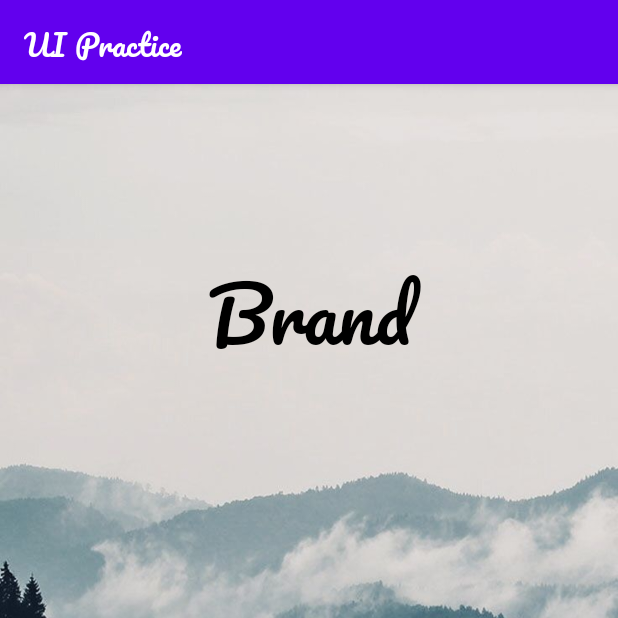
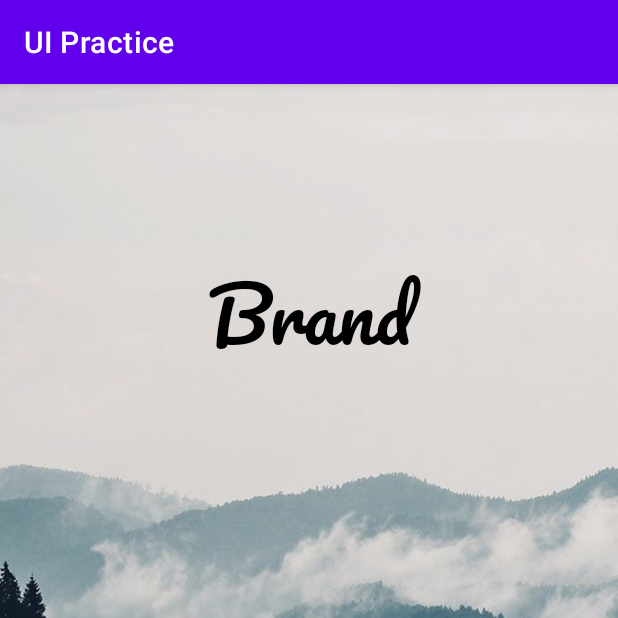
Before and after one commit to Saregard/module-302-ui-practice-Saregard, an Android app: the screen it shows after launch (MainActivity), on a phone screen of 412 x 824 dp, the top half of it. Run offline under Robolectric (Android 15) with nearby library versions, the phone set to English and light mode, and no system bars.

Commit message:
Update themes.xml

```diff
--- a/app/src/main/res/values/themes.xml
+++ b/app/src/main/res/values/themes.xml
@@ -12,6 +12,5 @@
         <!-- Status bar color. -->
         <item name="android:statusBarColor" tools:targetApi="l">?attr/colorPrimaryVariant</item>
         <!-- Customize your theme here. -->
-        <item name="android:fontFamily">@font/pacifico</item>
     </style>
 </resources>
```
